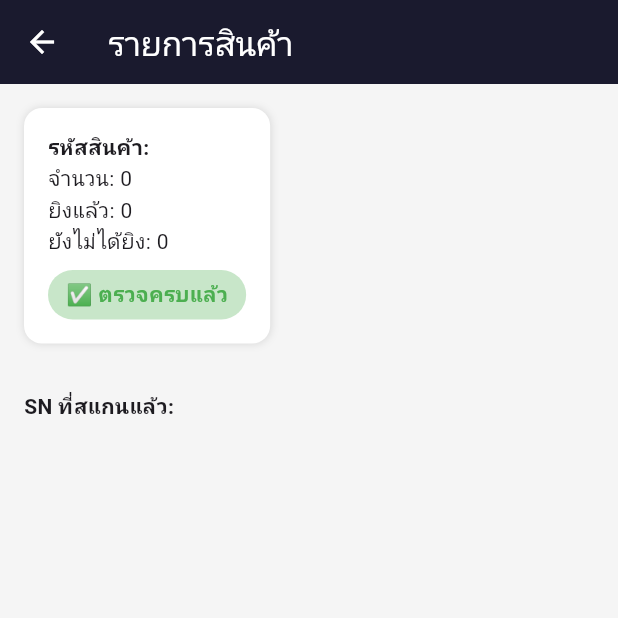
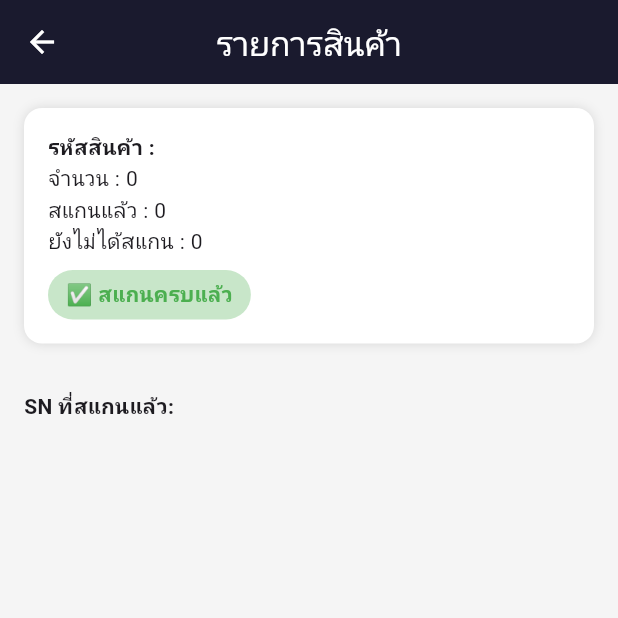
Before and after one commit to Itthxphon/flutter_application_1, a Flutter app: the ScanStockScreen screen opened directly with empty values, on a phone screen of 412 x 824 dp, the top half of it. Run offline on Flutter 3.47's test engine with Material 3 defaults, Android fonts, the phone set to English and light mode, and no system bars; network calls fail.

Commit message:
13.54 update

```diff
--- a/lib/main.dart
+++ b/lib/main.dart
@@ -1,5 +1,5 @@
 import 'package:flutter/material.dart';
-import 'screens/main_navigation_screen.dart';
+import 'widgets/main_navigation_screen.dart';
 import 'screens/scan_stock.dart'; // ✅ ตรวจสอบให้ path นี้ถูกต้องจริง ๆ
 
 void main() {
--- a/lib/screens/scan_stock.dart
+++ b/lib/screens/scan_stock.dart
@@ -106,6 +106,7 @@ class _ScanStockScreenState extends State<ScanStockScreen> {
       backgroundColor: Colors.grey[100],
       appBar: AppBar(
         title: const Text('รายการสินค้า'),
+        centerTitle: true,
         backgroundColor: const Color(0xFF1A1A2E),
         foregroundColor: Colors.white,
       ),
@@ -127,22 +128,23 @@ class _ScanStockScreenState extends State<ScanStockScreen> {
 
   Widget _buildInfoCard(int scanned, int remaining, bool isComplete) {
     return Container(
+      width: double.infinity, // ✅ เต็มหน้าจอ
       padding: const EdgeInsets.all(16),
       decoration: BoxDecoration(
         color: Colors.white,
         borderRadius: BorderRadius.circular(12),
-        boxShadow: const [BoxShadow(color: Colors.black12, blurRadius: 4)],
+        boxShadow: const [BoxShadow(color: Colors.black12, blurRadius: 6)],
       ),
       child: Column(
         crossAxisAlignment: CrossAxisAlignment.start,
         children: [
           Text(
-            'รหัสสินค้า: ${widget.productId}',
+            'รหัสสินค้า : ${widget.productId}',
             style: const TextStyle(fontWeight: FontWeight.bold),
           ),
-          Text('จำนวน: ${widget.qty}'),
-          Text('ยิงแล้ว: $scanned'),
-          Text('ยังไม่ได้ยิง: ${widget.qty - scanned}'),
+          Text('จำนวน : ${widget.qty}'),
+          Text('สแกนแล้ว : $scanned'),
+          Text('ยังไม่ได้สแกน : $remaining'),
           const SizedBox(height: 8),
           Container(
             padding: const EdgeInsets.symmetric(horizontal: 12, vertical: 6),
@@ -151,7 +153,7 @@ class _ScanStockScreenState extends State<ScanStockScreen> {
               borderRadius: BorderRadius.circular(20),
             ),
             child: Text(
-              isComplete ? '✅ ตรวจครบแล้ว' : '⌛ รอเช็ค SN',
+              isComplete ? '✅ สแกนครบแล้ว' : '⌛ รอสแกน SN',
               style: TextStyle(
                 color: isComplete ? Colors.green : Colors.red,
                 fontWeight: FontWeight.bold,
@@ -215,7 +217,9 @@ class _ScanStockScreenState extends State<ScanStockScreen> {
                       margin: const EdgeInsets.only(bottom: 6),
                       padding: const EdgeInsets.all(10),
                       decoration: BoxDecoration(
-                        border: Border.all(color: Colors.grey.shade400),
+                        border: Border.all(
+                          color: const Color.fromARGB(255, 226, 221, 221),
+                        ),
                         borderRadius: BorderRadius.circular(8),
                         color: Colors.grey[50],
                       ),
--- a/lib/screens/main_navigation_screen.dart
+++ b/lib/widgets/main_navigation_screen.dart
@@ -1,6 +1,6 @@
 import 'package:flutter/material.dart';
-import 'sale_orders.dart';
-import 'scan_history.dart'; // หน้าประวัติการสแกน
+import '../screens/sale_orders.dart';
+import '../screens/scan_history.dart'; // หน้าประวัติการสแกน
 
 class MainNavigationScreen extends StatefulWidget {
   final int initialIndex;
@@ -39,9 +39,11 @@ class _MainNavigationScreenState extends State<MainNavigationScreen> {
           _titles[_currentIndex],
           style: const TextStyle(fontWeight: FontWeight.bold),
         ),
+        centerTitle: true, // ✅ ทำให้ชื่ออยู่ตรงกลาง
         backgroundColor: const Color(0xFF1A1A2E),
         foregroundColor: Colors.white,
       ),
+
       drawer: Drawer(
         child: ListView(
           padding: EdgeInsets.zero,
```
Also changed, not shown: lib/screens/picking_list.dart (+21 -5 lines), lib/screens/sale_orders.dart (+10 -8 lines), lib/screens/scan_history.dart (+1 -7 lines).
